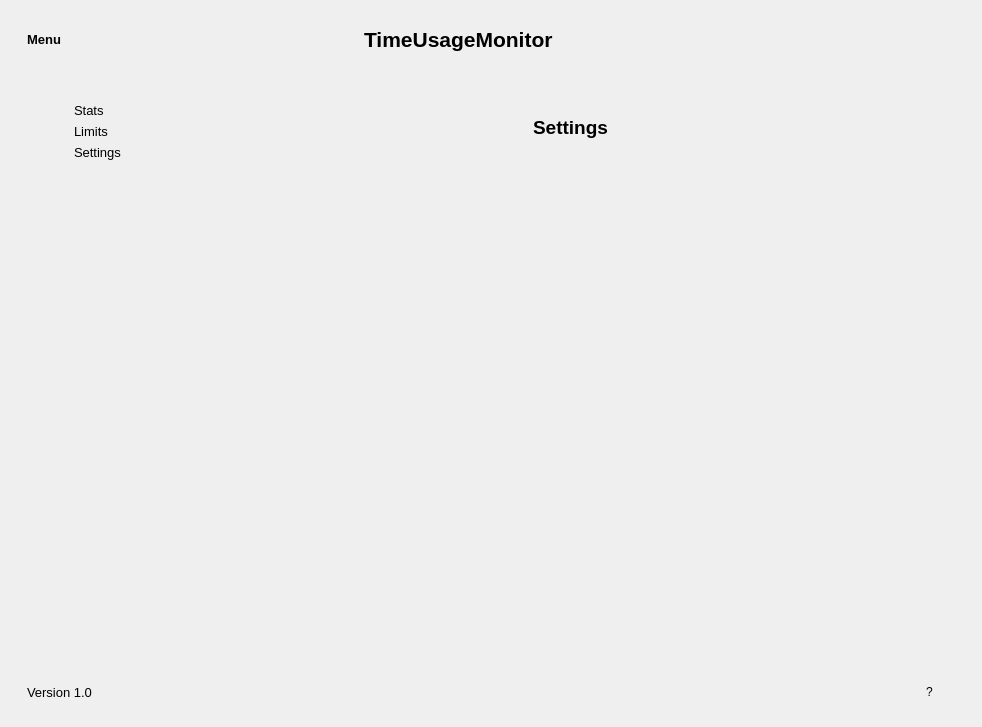
Above: gui.ui from Domy7/TimeUsageMonitor before the change. Below: the same form after it.
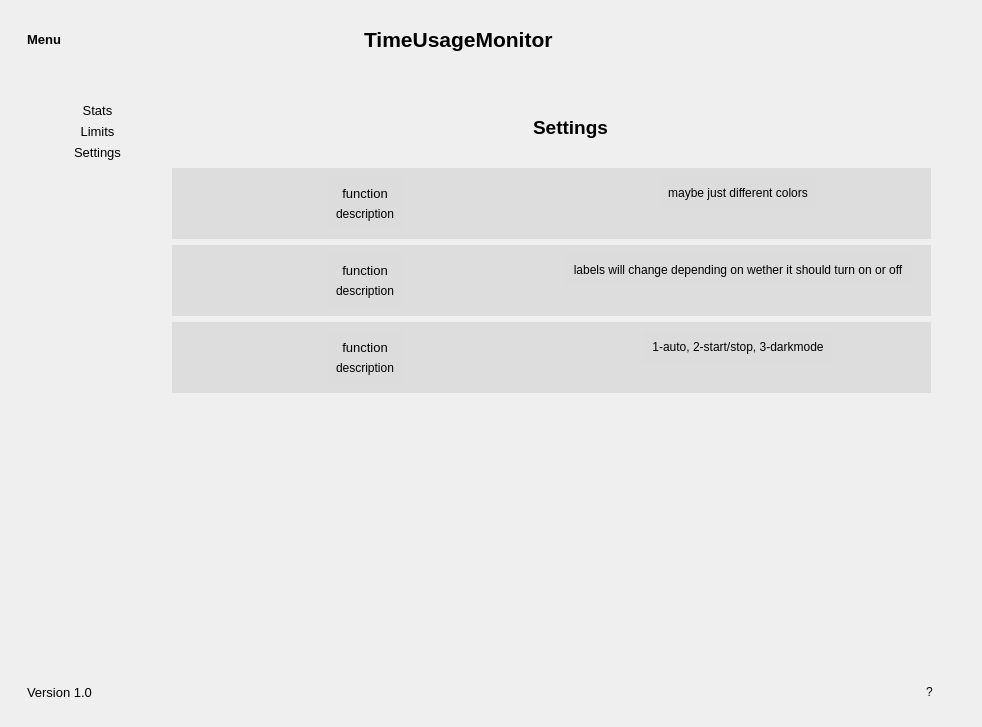
That is the form after the change. The open tabs and pages were chosen to show the change. Icons and pictures are not drawn.

Commit message: Osnove settings tab

```diff
--- a/gui.ui
+++ b/gui.ui
@@ -247,9 +247,7 @@
           </size>
          </property>
          <property name="styleSheet">
-          <string notr="true">:pressed {
-	background-color: rgb(172, 226, 255)
-}</string>
+          <string notr="true"/>
          </property>
          <property name="frameShape">
           <enum>QFrame::StyledPanel</enum>
@@ -257,9 +255,12 @@
          <property name="frameShadow">
           <enum>QFrame::Raised</enum>
          </property>
-         <layout class="QHBoxLayout" name="horizontalLayout_9">
-          <item alignment="Qt::AlignLeft|Qt::AlignTop">
+         <layout class="QVBoxLayout" name="verticalLayout_17">
+          <item>
            <widget class="QFrame" name="menu_fr">
+            <property name="styleSheet">
+             <string notr="true">/* background-color: rgba(220, 220, 220, 231); */</string>
+            </property>
             <property name="frameShape">
              <enum>QFrame::StyledPanel</enum>
             </property>
@@ -267,47 +268,18 @@
              <enum>QFrame::Raised</enum>
             </property>
             <layout class="QGridLayout" name="gridLayout">
-             <item row="2" column="1">
-              <widget class="QLabel" name="settings_lbl">
-               <property name="font">
-                <font>
-                 <pointsize>10</pointsize>
-                </font>
+             <item row="3" column="1">
+              <spacer name="verticalSpacer_2">
+               <property name="orientation">
+                <enum>Qt::Vertical</enum>
                </property>
-               <property name="text">
-                <string>Settings</string>
-               </property>
-               <property name="margin">
-                <number>5</number>
-               </property>
-              </widget>
-             </item>
-             <item row="2" column="0">
-              <widget class="QPushButton" name="settings_btn">
-               <property name="styleSheet">
-                <string notr="true">:hover {
-	color: rgb(246, 238, 255);
-	background-color: rgb(48, 158, 255);
-}
-
-:pressed {
-	background-color: rgb(146, 188, 255);
-}</string>
-               </property>
-               <property name="text">
-                <string/>
-               </property>
-               <property name="icon">
-                <iconset resource="icons.qrc">
-                 <normaloff>:/icons/icons/settings.svg</normaloff>:/icons/icons/settings.svg</iconset>
-               </property>
-               <property name="iconSize">
+               <property name="sizeHint" stdset="0">
                 <size>
-                 <width>32</width>
-                 <height>32</height>
+                 <width>20</width>
+                 <height>40</height>
                 </size>
                </property>
-              </widget>
+              </spacer>
              </item>
              <item row="1" column="0">
               <widget class="QPushButton" name="lock_btn">
@@ -336,23 +308,8 @@
                </property>
               </widget>
              </item>
-             <item row="1" column="1">
-              <widget class="QLabel" name="lock_lbl">
-               <property name="font">
-                <font>
-                 <pointsize>10</pointsize>
-                </font>
-               </property>
-               <property name="text">
-                <string>Limits</string>
-               </property>
-               <property name="margin">
-                <number>5</number>
-               </property>
-              </widget>
-             </item>
-             <item row="0" column="0">
-              <widget class="QPushButton" name="stats_btn">
+             <item row="2" column="0">
+              <widget class="QPushButton" name="settings_btn">
                <property name="styleSheet">
                 <string notr="true">:hover {
 	color: rgb(246, 238, 255);
@@ -368,7 +325,7 @@
                </property>
                <property name="icon">
                 <iconset resource="icons.qrc">
-                 <normaloff>:/icons/icons/bar-chart-2.svg</normaloff>:/icons/icons/bar-chart-2.svg</iconset>
+                 <normaloff>:/icons/icons/settings.svg</normaloff>:/icons/icons/settings.svg</iconset>
                </property>
                <property name="iconSize">
                 <size>
@@ -378,6 +335,24 @@
                </property>
               </widget>
              </item>
+             <item row="2" column="1">
+              <widget class="QLabel" name="settings_lbl">
+               <property name="font">
+                <font>
+                 <pointsize>10</pointsize>
+                </font>
+               </property>
+               <property name="text">
+                <string>Settings</string>
+               </property>
+               <property name="alignment">
+                <set>Qt::AlignCenter</set>
+               </property>
+               <property name="margin">
+                <number>5</number>
+               </property>
+              </widget>
+             </item>
              <item row="0" column="1">
               <widget class="QLabel" name="stats_lbl">
                <property name="font">
@@ -388,6 +363,54 @@
                <property name="text">
                 <string>Stats</string>
                </property>
+               <property name="alignment">
+                <set>Qt::AlignCenter</set>
+               </property>
+               <property name="margin">
+                <number>5</number>
+               </property>
+              </widget>
+             </item>
+             <item row="0" column="0">
+              <widget class="QPushButton" name="stats_btn">
+               <property name="styleSheet">
+                <string notr="true">:hover {
+	color: rgb(246, 238, 255);
+	background-color: rgb(48, 158, 255);
+}
+
+:pressed {
+	background-color: rgb(146, 188, 255);
+}</string>
+               </property>
+               <property name="text">
+                <string/>
+               </property>
+               <property name="icon">
+                <iconset resource="icons.qrc">
+                 <normaloff>:/icons/icons/bar-chart-2.svg</normaloff>:/icons/icons/bar-chart-2.svg</iconset>
+               </property>
+               <property name="iconSize">
+                <size>
+                 <width>32</width>
+                 <height>32</height>
+                </size>
+               </property>
+              </widget>
+             </item>
+             <item row="1" column="1">
+              <widget class="QLabel" name="lock_lbl">
+               <property name="font">
+                <font>
+                 <pointsize>10</pointsize>
+                </font>
+               </property>
+               <property name="text">
+                <string>Limits</string>
+               </property>
+               <property name="alignment">
+                <set>Qt::AlignCenter</set>
+               </property>
                <property name="margin">
                 <number>5</number>
                </property>
@@ -396,6 +419,22 @@
             </layout>
            </widget>
           </item>
+          <item>
+           <spacer name="verticalSpacer_3">
+            <property name="orientation">
+             <enum>Qt::Vertical</enum>
+            </property>
+            <property name="sizeType">
+             <enum>QSizePolicy::Maximum</enum>
+            </property>
+            <property name="sizeHint" stdset="0">
+             <size>
+              <width>0</width>
+              <height>27</height>
+             </size>
+            </property>
+           </spacer>
+          </item>
          </layout>
         </widget>
        </item>
@@ -417,7 +456,7 @@
           <item>
            <widget class="QStackedWidget" name="centralWidget">
             <property name="currentIndex">
-             <number>1</number>
+             <number>2</number>
             </property>
             <widget class="QWidget" name="stats_page">
              <layout class="QVBoxLayout" name="verticalLayout_3">
@@ -568,6 +607,9 @@
                          <height>0</height>
                         </size>
                        </property>
+                       <property name="styleSheet">
+                        <string notr="true">background-color: rgba(220, 220, 220, 231);</string>
+                       </property>
                       </widget>
                      </item>
                     </layout>
@@ -578,7 +620,12 @@
                     </attribute>
                     <layout class="QVBoxLayout" name="verticalLayout_9">
                      <item>
-                      <widget class="QWidget" name="weekly_bar_container" native="true"/>
+                      <widget class="QWidget" name="weekly_bar_container" native="true">
+                       <property name="styleSheet">
+                        <string notr="true">background-color: rgba(220, 220, 220, 231);
+</string>
+                       </property>
+                      </widget>
                      </item>
                     </layout>
                    </widget>
@@ -919,6 +966,279 @@
                 <property name="frameShadow">
                  <enum>QFrame::Raised</enum>
                 </property>
+                <layout class="QVBoxLayout" name="verticalLayout_12">
+                 <item alignment="Qt::AlignTop">
+                  <widget class="QFrame" name="frame">
+                   <property name="styleSheet">
+                    <string notr="true">background-color: rgba(220, 220, 220, 231);
+</string>
+                   </property>
+                   <property name="frameShape">
+                    <enum>QFrame::StyledPanel</enum>
+                   </property>
+                   <property name="frameShadow">
+                    <enum>QFrame::Raised</enum>
+                   </property>
+                   <layout class="QHBoxLayout" name="horizontalLayout_14">
+                    <item alignment="Qt::AlignHCenter">
+                     <widget class="QFrame" name="frame_4">
+                      <property name="frameShape">
+                       <enum>QFrame::StyledPanel</enum>
+                      </property>
+                      <property name="frameShadow">
+                       <enum>QFrame::Raised</enum>
+                      </property>
+                      <layout class="QVBoxLayout" name="verticalLayout_14">
+                       <item>
+                        <widget class="QLabel" name="label_6">
+                         <property name="styleSheet">
+                          <string notr="true">font: 10pt;</string>
+                         </property>
+                         <property name="text">
+                          <string>function</string>
+                         </property>
+                         <property name="alignment">
+                          <set>Qt::AlignCenter</set>
+                         </property>
+                        </widget>
+                       </item>
+                       <item>
+                        <widget class="QLabel" name="label_7">
+                         <property name="text">
+                          <string>description</string>
+                         </property>
+                         <property name="alignment">
+                          <set>Qt::AlignCenter</set>
+                         </property>
+                        </widget>
+                       </item>
+                      </layout>
+                     </widget>
+                    </item>
+                    <item alignment="Qt::AlignHCenter|Qt::AlignTop">
+                     <widget class="QFrame" name="frame_6">
+                      <property name="frameShape">
+                       <enum>QFrame::StyledPanel</enum>
+                      </property>
+                      <property name="frameShadow">
+                       <enum>QFrame::Raised</enum>
+                      </property>
+                      <layout class="QVBoxLayout" name="verticalLayout_15">
+                       <item>
+                        <widget class="QPushButton" name="pushButton">
+                         <property name="sizePolicy">
+                          <sizepolicy hsizetype="Maximum" vsizetype="Fixed">
+                           <horstretch>0</horstretch>
+                           <verstretch>0</verstretch>
+                          </sizepolicy>
+                         </property>
+                         <property name="styleSheet">
+                          <string notr="true">:hover {
+	color: rgb(246, 238, 255);
+	background-color: rgb(48, 158, 255);
+}
+
+:pressed {
+	background-color: rgb(146, 188, 255);
+}</string>
+                         </property>
+                         <property name="text">
+                          <string>maybe just different colors</string>
+                         </property>
+                        </widget>
+                       </item>
+                      </layout>
+                     </widget>
+                    </item>
+                   </layout>
+                  </widget>
+                 </item>
+                 <item alignment="Qt::AlignTop">
+                  <widget class="QFrame" name="frame_3">
+                   <property name="styleSheet">
+                    <string notr="true">background-color: rgba(220, 220, 220, 231);
+</string>
+                   </property>
+                   <property name="frameShape">
+                    <enum>QFrame::StyledPanel</enum>
+                   </property>
+                   <property name="frameShadow">
+                    <enum>QFrame::Raised</enum>
+                   </property>
+                   <layout class="QHBoxLayout" name="horizontalLayout_17">
+                    <item alignment="Qt::AlignHCenter">
+                     <widget class="QFrame" name="frame_5">
+                      <property name="frameShape">
+                       <enum>QFrame::StyledPanel</enum>
+                      </property>
+                      <property name="frameShadow">
+                       <enum>QFrame::Raised</enum>
+                      </property>
+                      <layout class="QVBoxLayout" name="verticalLayout_13">
+                       <item>
+                        <widget class="QLabel" name="label_8">
+                         <property name="styleSheet">
+                          <string notr="true">font: 10pt;</string>
+                         </property>
+                         <property name="text">
+                          <string>function</string>
+                         </property>
+                         <property name="alignment">
+                          <set>Qt::AlignCenter</set>
+                         </property>
+                        </widget>
+                       </item>
+                       <item>
+                        <widget class="QLabel" name="label_9">
+                         <property name="text">
+                          <string>description</string>
+                         </property>
+                         <property name="alignment">
+                          <set>Qt::AlignCenter</set>
+                         </property>
+                        </widget>
+                       </item>
+                      </layout>
+                     </widget>
+                    </item>
+                    <item alignment="Qt::AlignHCenter|Qt::AlignTop">
+                     <widget class="QFrame" name="frame_7">
+                      <property name="frameShape">
+                       <enum>QFrame::StyledPanel</enum>
+                      </property>
+                      <property name="frameShadow">
+                       <enum>QFrame::Raised</enum>
+                      </property>
+                      <layout class="QVBoxLayout" name="verticalLayout_16">
+                       <item>
+                        <widget class="QPushButton" name="pushButton_2">
+                         <property name="sizePolicy">
+                          <sizepolicy hsizetype="Maximum" vsizetype="Fixed">
+                           <horstretch>0</horstretch>
+                           <verstretch>0</verstretch>
+                          </sizepolicy>
+                         </property>
+                         <property name="styleSheet">
+                          <string notr="true">:hover {
+	color: rgb(246, 238, 255);
+	background-color: rgb(48, 158, 255);
+}
+
+:pressed {
+	background-color: rgb(146, 188, 255);
+}</string>
+                         </property>
+                         <property name="text">
+                          <string>labels will change depending on wether it should turn on or off</string>
+                         </property>
+                        </widget>
+                       </item>
+                      </layout>
+                     </widget>
+                    </item>
+                   </layout>
+                  </widget>
+                 </item>
+                 <item>
+                  <widget class="QFrame" name="frame_8">
+                   <property name="styleSheet">
+                    <string notr="true">background-color: rgba(220, 220, 220, 231);
+</string>
+                   </property>
+                   <property name="frameShape">
+                    <enum>QFrame::StyledPanel</enum>
+                   </property>
+                   <property name="frameShadow">
+                    <enum>QFrame::Raised</enum>
+                   </property>
+                   <layout class="QHBoxLayout" name="horizontalLayout_9">
+                    <item alignment="Qt::AlignHCenter">
+                     <widget class="QFrame" name="frame_9">
+                      <property name="frameShape">
+                       <enum>QFrame::StyledPanel</enum>
+                      </property>
+                      <property name="frameShadow">
+                       <enum>QFrame::Raised</enum>
+                      </property>
+                      <layout class="QVBoxLayout" name="verticalLayout_18">
+                       <item>
+                        <widget class="QLabel" name="label_10">
+                         <property name="styleSheet">
+                          <string notr="true">font: 10pt;</string>
+                         </property>
+                         <property name="text">
+                          <string>function</string>
+                         </property>
+                         <property name="alignment">
+                          <set>Qt::AlignCenter</set>
+                         </property>
+                        </widget>
+                       </item>
+                       <item>
+                        <widget class="QLabel" name="label_11">
+                         <property name="text">
+                          <string>description</string>
+                         </property>
+                         <property name="alignment">
+                          <set>Qt::AlignCenter</set>
+                         </property>
+                        </widget>
+                       </item>
+                      </layout>
+                     </widget>
+                    </item>
+                    <item alignment="Qt::AlignHCenter|Qt::AlignTop">
+                     <widget class="QFrame" name="frame_10">
+                      <property name="frameShape">
+                       <enum>QFrame::StyledPanel</enum>
+                      </property>
+                      <property name="frameShadow">
+                       <enum>QFrame::Raised</enum>
+                      </property>
+                      <layout class="QVBoxLayout" name="verticalLayout_19">
+                       <item>
+                        <widget class="QPushButton" name="pushButton_3">
+                         <property name="sizePolicy">
+                          <sizepolicy hsizetype="Maximum" vsizetype="Fixed">
+                           <horstretch>0</horstretch>
+                           <verstretch>0</verstretch>
+                          </sizepolicy>
+                         </property>
+                         <property name="styleSheet">
+                          <string notr="true">:hover {
+	color: rgb(246, 238, 255);
+	background-color: rgb(48, 158, 255);
+}
+
+:pressed {
+	background-color: rgb(146, 188, 255);
+}</string>
+                         </property>
+                         <property name="text">
+                          <string>1-auto, 2-start/stop, 3-darkmode</string>
+                         </property>
+                        </widget>
+                       </item>
+                      </layout>
+                     </widget>
+                    </item>
+                   </layout>
+                  </widget>
+                 </item>
+                 <item>
+                  <spacer name="verticalSpacer">
+                   <property name="orientation">
+                    <enum>Qt::Vertical</enum>
+                   </property>
+                   <property name="sizeHint" stdset="0">
+                    <size>
+                     <width>20</width>
+                     <height>40</height>
+                    </size>
+                   </property>
+                  </spacer>
+                 </item>
+                </layout>
                </widget>
               </item>
              </layout>
```
Left out of the diff: 2 changed lines with no effect on the pictures. The commit also changes 4 other files.
